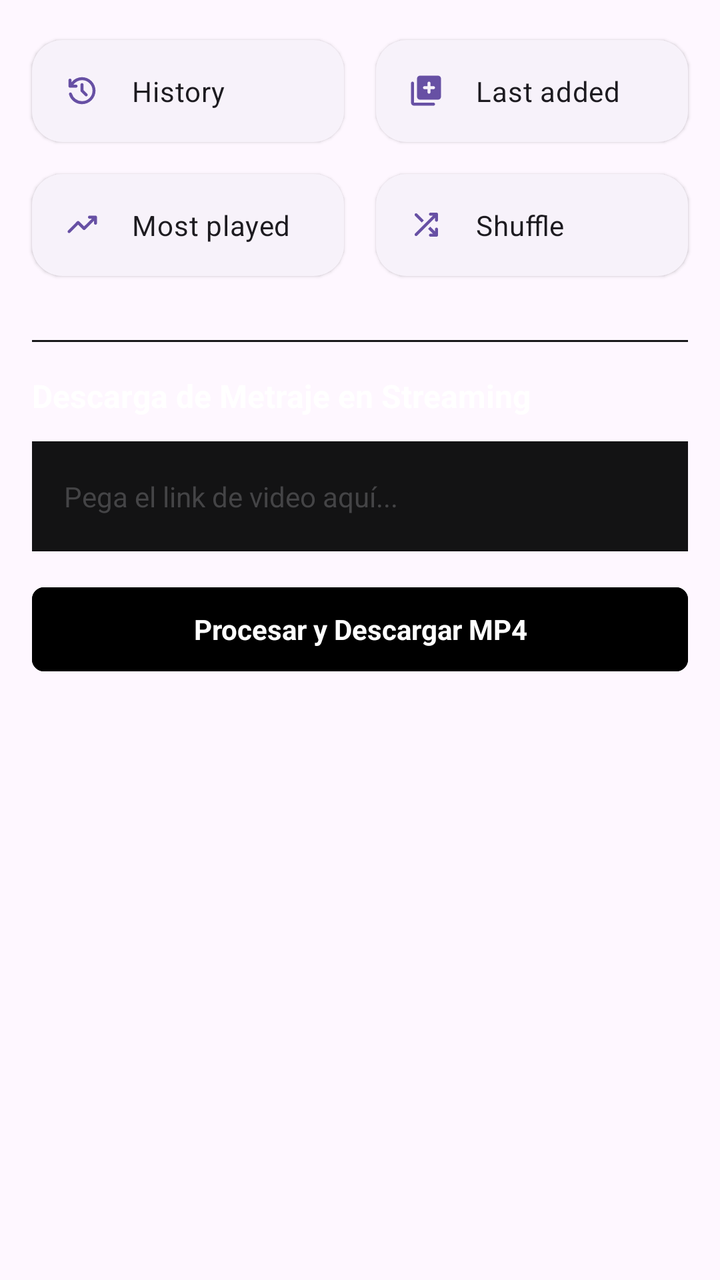
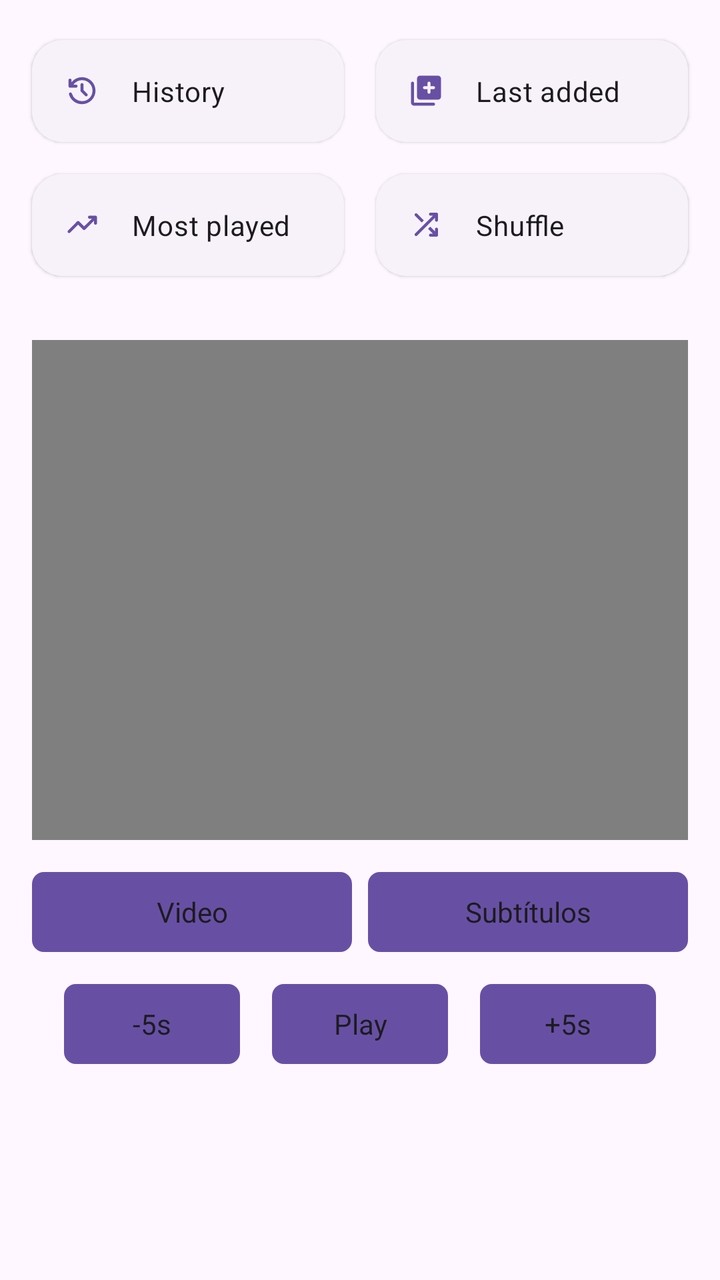

The first picture is an Android layout as it rendered before a commit; the second is the same layout after the commit. The layout source and the unified diff follow.
<!-- AndroidManifest.xml: application theme Theme.RetroMusic.FollowSystem -->
<!-- res/layout/home_content.xml -->
<?xml version="1.0" encoding="utf-8"?>
<LinearLayout xmlns:android="http://schemas.android.com/apk/res/android"
    xmlns:tools="http://schemas.android.com/tools"
    android:layout_width="match_parent"
    android:layout_height="match_parent"
    android:descendantFocusability="blocksDescendants"
    android:focusable="true"
    android:focusableInTouchMode="true"
    android:orientation="vertical">

    
    <include
        android:id="@+id/abs_playlists"
        layout="@layout/abs_playlists" />

    
    <LinearLayout
        android:layout_width="match_parent"
        android:layout_height="wrap_content"
        android:orientation="vertical"
        android:padding="16dp">

        
        <View
            android:layout_width="match_parent"
            android:layout_height="1dp"
            android:background="#1A1A1C"
            android:layout_marginBottom="16dp"/>

        <TextView
            android:layout_width="match_parent"
            android:layout_height="wrap_content"
            android:text="Descarga de Metraje en Streaming"
            android:textColor="#FFFFFF"
            android:textSize="16sp"
            android:textStyle="bold"
            android:layout_marginBottom="12dp" />

        
        <EditText
            android:id="@+id/etDownloadUrl"
            android:layout_width="match_parent"
            android:layout_height="55dp"
            android:background="#131314"
            android:hint="Pega el link de video aquí..."
            android:textColorHint="#444446"
            android:textColor="#FFFFFF"
            android:paddingHorizontal="16dp"
            android:inputType="textUri"
            android:maxLines="1"
            android:textSize="14sp"
            android:layout_marginBottom="14dp" />

        
        <Button
            android:id="@+id/btnStartDownload"
            android:layout_width="match_parent"
            android:layout_height="50dp"
            android:backgroundTint="#000000"
            android:text="Procesar y Descargar MP4"
            android:textColor="#FFFFFF"
            android:textStyle="bold"
            android:textSize="14sp"
            android:layout_marginBottom="16dp" />

        
        <FrameLayout
            android:id="@+id/videoDownloadContainer"
            android:layout_width="match_parent"
            android:layout_height="210dp"
            android:background="#000000"
            android:visibility="gone"
            android:layout_marginBottom="@dimen/mini_player_height">

            <VideoView
                android:id="@+id/videoDownloadView"
                android:layout_width="match_parent"
                android:layout_height="match_parent"
                android:layout_gravity="center" />
        </FrameLayout>

    </LinearLayout>
</LinearLayout>
<!-- res/layout/abs_playlists.xml (included above) -->
<?xml version="1.0" encoding="utf-8"?>
<androidx.constraintlayout.widget.ConstraintLayout xmlns:android="http://schemas.android.com/apk/res/android"
    xmlns:app="http://schemas.android.com/apk/res-auto"
    android:layout_width="match_parent"
    android:layout_height="wrap_content"
    android:orientation="vertical"
    android:paddingBottom="12dp">

    <com.google.android.material.button.MaterialButton
        android:id="@+id/history"
        style="@style/HomeActionButton"
        android:layout_width="0dp"
        android:layout_height="wrap_content"
        android:layout_marginStart="16dp"
        android:layout_marginTop="16dp"
        android:layout_marginEnd="16dp"
        android:text="@string/history"
        app:icon="@drawable/ic_history"
        app:layout_constraintEnd_toStartOf="@+id/lastAdded"
        app:layout_constraintHorizontal_bias="0.5"
        app:layout_constraintStart_toStartOf="parent"
        app:layout_constraintTop_toTopOf="parent" />

    <com.google.android.material.button.MaterialButton
        android:id="@+id/lastAdded"
        style="@style/HomeActionButton"
        android:layout_width="0dp"
        android:layout_height="wrap_content"
        android:layout_marginEnd="16dp"
        android:text="@string/last_added"
        app:icon="@drawable/ic_library_add"
        app:layout_constraintEnd_toEndOf="parent"
        app:layout_constraintHorizontal_bias="0.5"
        app:layout_constraintStart_toEndOf="@+id/history"
        app:layout_constraintTop_toTopOf="@+id/history" />

    <com.google.android.material.button.MaterialButton
        android:id="@+id/topPlayed"
        style="@style/HomeActionButton"
        android:layout_width="0dp"
        android:layout_height="wrap_content"
        android:layout_marginTop="8dp"
        android:layout_marginEnd="16dp"
        android:text="@string/my_top_tracks"
        app:icon="@drawable/ic_trending_up"
        app:layout_constraintEnd_toStartOf="@+id/actionShuffle"
        app:layout_constraintHorizontal_bias="0.5"
        app:layout_constraintStart_toStartOf="@+id/history"
        app:layout_constraintTop_toBottomOf="@+id/history" />

    <com.google.android.material.button.MaterialButton
        android:id="@+id/actionShuffle"
        style="@style/HomeActionButton"
        android:layout_width="0dp"
        android:layout_height="wrap_content"
        android:layout_marginTop="8dp"
        android:text="@string/shuffle"
        app:icon="@drawable/ic_shuffle"
        app:layout_constraintEnd_toEndOf="@+id/lastAdded"
        app:layout_constraintHorizontal_bias="0.5"
        app:layout_constraintStart_toEndOf="@+id/topPlayed"
        app:layout_constraintTop_toBottomOf="@+id/lastAdded" />

</androidx.constraintlayout.widget.ConstraintLayout>
<!-- resources referenced by this layout -->
<resources>
  <dimen name="mini_player_height">56dp</dimen>
  <string name="history">History</string>
  <string name="last_added">Last added</string>
  <string name="my_top_tracks">Most played</string>
  <string name="shuffle">Shuffle</string>
  <style name="HomeActionButton" parent="Widget.Material3.Button.ElevatedButton.Icon">
          <item name="android:paddingTop">16dp</item>
          <item name="android:paddingBottom">16dp</item>
          <item name="android:textColor">?attr/colorOnSurface</item>
          <item name="shapeAppearanceOverlay">
              @style/ShapeAppearanceOverlay.Material3.FloatingActionButton
          </item>
          <item name="iconPadding">16dp</item>
          <item name="iconGravity">start</item>
          <item name="android:gravity">start|center_vertical</item>
          <item name="android:textAppearance">@style/TextViewBody2</item>
      </style>
  <style name="Theme.RetroMusic.FollowSystem" parent="Theme.RetroMusic.Base.Adaptive">
          <item name="android:windowBackground">?colorSurface</item>
      </style>
  <style name="TextViewBody2" parent="TextAppearance.MaterialComponents.Body2" />
  <!-- drawable round_selector (drawable) -->
  <ripple xmlns:android="http://schemas.android.com/apk/res/android"
      android:color="?android:attr/colorControlHighlight">
  
      <item
          android:id="@android:id/mask"
          android:drawable="@drawable/round_selector_mask" />
  
  </ripple>
  <style name="Widget.ActionButton.Overflow" parent="Widget.AppCompat.ActionButton.Overflow">
          <item name="android:contentDescription">@string/abc_action_menu_overflow_description</item>
      </style>
  <style name="MaterialAlertDialogTheme" parent="ThemeOverlay.Material3.MaterialAlertDialog" />
  <style name="MaterialButtonTheme" parent="Widget.Material3.Button">
          <item name="cornerRadius">6dp</item>
          <item name="iconGravity">textStart</item>
          <item name="iconTint">?attr/colorControlNormal</item>
          <item name="android:textColor">?android:attr/textColorPrimary</item>
          <item name="android:textAppearance">@style/TextViewNormal</item>
          <item name="android:textAllCaps">false</item>
          <item name="android:paddingTop">@dimen/button_padding_vertical</item>
          <item name="android:paddingBottom">@dimen/button_padding_vertical</item>
      </style>
  <style name="MaterialPopupMenuStyle" parent="Widget.Material3.PopupMenu">
          <item name="android:popupBackground">@drawable/popup_background</item>
      </style>
  <color name="elevationOverlay">@color/elevationOverlayLight</color>
  <!-- drawable popup_background (drawable) -->
  <?xml version="1.0" encoding="utf-8"?>
  <layer-list xmlns:android="http://schemas.android.com/apk/res/android">
      <item>
          <shape>
              <solid android:color="?attr/colorSurface" />
              <corners android:radius="20dp" />
          </shape>
      </item>
      <item>
          <shape>
              <solid android:color="@color/m3_popupmenu_overlay_color"/>
              <corners android:radius="20dp" />
              <padding
                  android:bottom="10dp"
                  android:top="10dp" />
          </shape>
      </item>
  </layer-list>
  <!-- drawable round_selector_mask (drawable) -->
  <?xml version="1.0" encoding="utf-8"?>
  <shape xmlns:android="http://schemas.android.com/apk/res/android"
      android:shape="oval">
      <solid android:color="@android:color/white" />
  </shape>
  <dimen name="m3_card_corner_radius">16dp</dimen>
  <color name="md_green_500">#4CAF50</color>
  <style name="TextViewNormal" parent="">
          <item name="android:textSize">14sp</item>
      </style>
  <dimen name="button_padding_vertical">10dp</dimen>
  <color name="elevationOverlayLight">@color/md_grey_500</color>
  <color name="md_grey_500">#9E9E9E</color>
  <!-- unchanged entries left out for length: 6 -->
</resources>

<!-- the commit's change to res/layout/home_content.xml (unified diff, before → after) -->
@@ -1,83 +1,82 @@
 <?xml version="1.0" encoding="utf-8"?>
 <LinearLayout xmlns:android="http://schemas.android.com/apk/res/android"
-    xmlns:tools="http://schemas.android.com/tools"
     android:layout_width="match_parent"
     android:layout_height="match_parent"
-    android:descendantFocusability="blocksDescendants"
+    android:orientation="vertical"
     android:focusable="true"
-    android:focusableInTouchMode="true"
-    android:orientation="vertical">
+    android:focusableInTouchMode="true">
 
-    
     <include
         android:id="@+id/abs_playlists"
         layout="@layout/abs_playlists" />
 
-    
     <LinearLayout
         android:layout_width="match_parent"
         android:layout_height="wrap_content"
         android:orientation="vertical"
         android:padding="16dp">
 
-        
-        <View
+        <FrameLayout
+            android:id="@+id/videoContainer"
             android:layout_width="match_parent"
-            android:layout_height="1dp"
-            android:background="#1A1A1C"
-            android:layout_marginBottom="16dp"/>
-
-        <TextView
-            android:layout_width="match_parent"
-            android:layout_height="wrap_content"
-            android:text="Descarga de Metraje en Streaming"
-            android:textColor="#FFFFFF"
-            android:textSize="16sp"
-            android:textStyle="bold"
-            android:layout_marginBottom="12dp" />
-
-        
-        <EditText
-            android:id="@+id/etDownloadUrl"
-            android:layout_width="match_parent"
-            android:layout_height="55dp"
-            android:background="#131314"
-            android:hint="Pega el link de video aquí..."
-            android:textColorHint="#444446"
-            android:textColor="#FFFFFF"
-            android:paddingHorizontal="16dp"
-            android:inputType="textUri"
-            android:maxLines="1"
-            android:textSize="14sp"
-            android:layout_marginBottom="14dp" />
-
-        
-        <Button
-            android:id="@+id/btnStartDownload"
-            android:layout_width="match_parent"
-            android:layout_height="50dp"
-            android:backgroundTint="#000000"
-            android:text="Procesar y Descargar MP4"
-            android:textColor="#FFFFFF"
-            android:textStyle="bold"
-            android:textSize="14sp"
-            android:layout_marginBottom="16dp" />
-
-        
-        <FrameLayout
-            android:id="@+id/videoDownloadContainer"
-            android:layout_width="match_parent"
-            android:layout_height="210dp"
-            android:background="#000000"
-            android:visibility="gone"
-            android:layout_marginBottom="@dimen/mini_player_height">
+            android:layout_height="250dp"
+            android:background="#000000">
 
             <VideoView
-                android:id="@+id/videoDownloadView"
+                android:id="@+id/videoPlayer"
                 android:layout_width="match_parent"
                 android:layout_height="match_parent"
                 android:layout_gravity="center" />
         </FrameLayout>
+
+        <LinearLayout
+            android:layout_width="match_parent"
+            android:layout_height="wrap_content"
+            android:orientation="horizontal"
+            android:layout_marginTop="12dp">
+
+            <Button
+                android:id="@+id/btnOpenFile"
+                android:layout_width="0dp"
+                android:layout_height="wrap_content"
+                android:layout_weight="1"
+                android:text="Video" />
+
+            <Button
+                android:id="@+id/btnLoadSubtitles"
+                android:layout_width="0dp"
+                android:layout_height="wrap_content"
+                android:layout_weight="1"
+                android:layout_marginStart="8dp"
+                android:text="Subtítulos" />
+        </LinearLayout>
+
+        <LinearLayout
+            android:layout_width="match_parent"
+            android:layout_height="wrap_content"
+            android:gravity="center"
+            android:orientation="horizontal"
+            android:layout_marginTop="8dp">
+
+            <Button
+                android:id="@+id/btnRewind"
+                android:layout_width="wrap_content"
+                android:layout_height="wrap_content"
+                android:text="-5s" />
+
+            <Button
+                android:id="@+id/btnPlayPause"
+                android:layout_width="wrap_content"
+                android:layout_height="wrap_content"
+                android:layout_marginHorizontal="16dp"
+                android:text="Play" />
+
+            <Button
+                android:id="@+id/btnForward"
+                android:layout_width="wrap_content"
+                android:layout_height="wrap_content"
+                android:text="+5s" />
+        </LinearLayout>
 
     </LinearLayout>
 </LinearLayout>
<!-- resource entries referenced after the edit -->
@@ -1,6 +1,5 @@
 <!-- resources referenced by this layout -->
 <resources>
-  <dimen name="mini_player_height">56dp</dimen>
   <string name="history">History</string>
   <string name="last_added">Last added</string>
   <string name="my_top_tracks">Most played</string>
